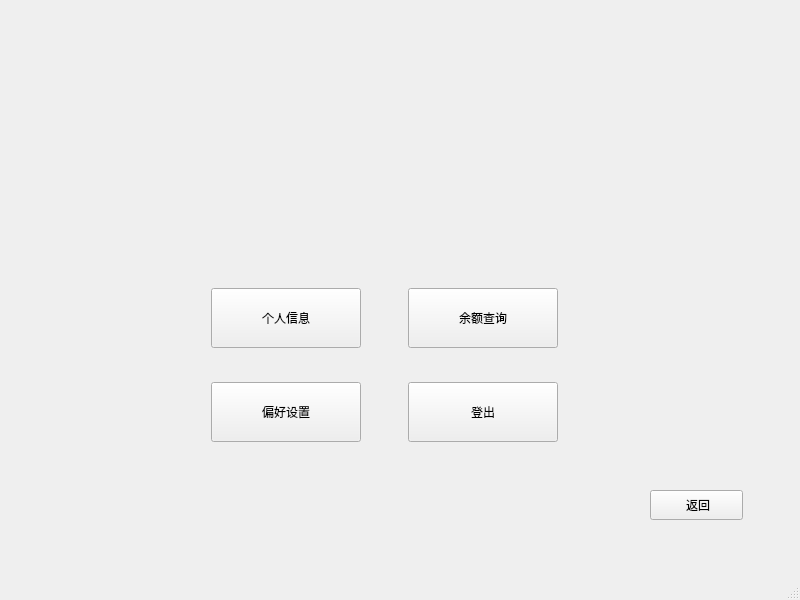
Qt form mainCode/accountcontrol.ui (CarlosDJY/QtBasedGroupWork) before a commit.
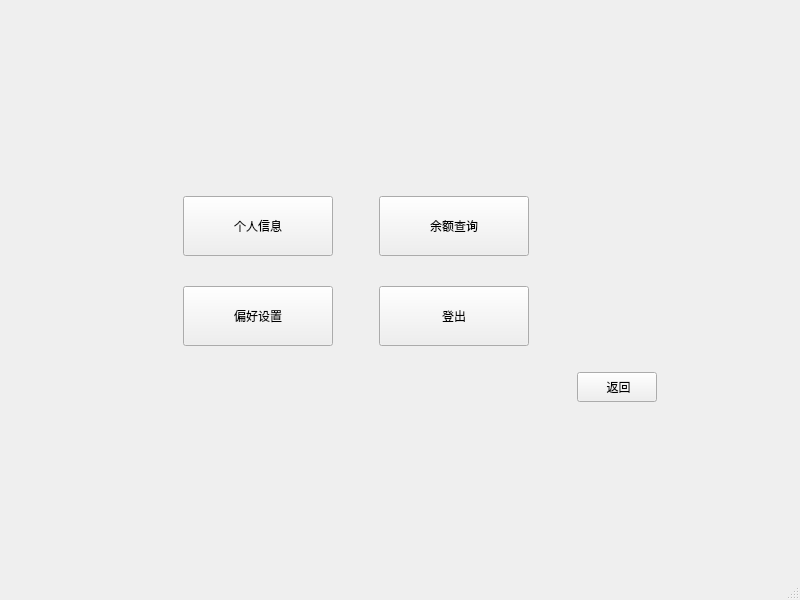
The same form after that commit.

The edit to the form file:
```diff
--- a/mainCode/accountcontrol.ui
+++ b/mainCode/accountcontrol.ui
@@ -14,16 +14,48 @@
    <string>MainWindow</string>
   </property>
   <widget class="QWidget" name="centralwidget">
-   <widget class="QWidget" name="layoutWidget">
-    <property name="geometry">
-     <rect>
-      <x>170</x>
-      <y>260</y>
-      <width>431</width>
-      <height>211</height>
-     </rect>
-    </property>
+   <layout class="QVBoxLayout" name="verticalLayout">
+    <item>
+     <layout class="QGridLayout" name="gridLayout_3">
+      <item row="0" column="1">
+       <spacer name="verticalSpacer">
+        <property name="orientation">
+         <enum>Qt::Vertical</enum>
+        </property>
+        <property name="sizeHint" stdset="0">
+         <size>
+          <width>20</width>
+          <height>40</height>
+         </size>
+        </property>
+       </spacer>
+      </item>
+      <item row="1" column="0">
+       <spacer name="horizontalSpacer_3">
+        <property name="orientation">
+         <enum>Qt::Horizontal</enum>
+        </property>
+        <property name="sizeHint" stdset="0">
+         <size>
+          <width>40</width>
+          <height>20</height>
+         </size>
+        </property>
+       </spacer>
+      </item>
+      <item row="1" column="1">
+       <layout class="QGridLayout" name="gridLayout_2">
+        <item row="0" column="0">
     <layout class="QGridLayout" name="gridLayout">
+          <property name="topMargin">
+           <number>20</number>
+          </property>
+          <property name="bottomMargin">
+           <number>20</number>
+          </property>
+          <property name="verticalSpacing">
+           <number>30</number>
+          </property>
      <item row="0" column="0">
       <widget class="QPushButton" name="AccountButton">
        <property name="minimumSize">
@@ -101,16 +133,35 @@
       </widget>
      </item>
     </layout>
-   </widget>
+        </item>
+        <item row="0" column="1">
+         <spacer name="horizontalSpacer_2">
+          <property name="orientation">
+           <enum>Qt::Horizontal</enum>
+          </property>
+          <property name="sizeHint" stdset="0">
+           <size>
+            <width>40</width>
+            <height>20</height>
+           </size>
+          </property>
+         </spacer>
+        </item>
+        <item row="1" column="0">
+         <spacer name="horizontalSpacer">
+          <property name="orientation">
+           <enum>Qt::Horizontal</enum>
+          </property>
+          <property name="sizeHint" stdset="0">
+           <size>
+            <width>428</width>
+            <height>20</height>
+           </size>
+          </property>
+         </spacer>
+        </item>
+        <item row="1" column="1">
    <widget class="QPushButton" name="BackButton">
-    <property name="geometry">
-     <rect>
-      <x>650</x>
-      <y>490</y>
-      <width>93</width>
-      <height>30</height>
-     </rect>
-    </property>
     <property name="minimumSize">
      <size>
       <width>60</width>
@@ -121,6 +172,38 @@
      <string> 返回</string>
     </property>
    </widget>
+        </item>
+       </layout>
+      </item>
+      <item row="1" column="2">
+       <spacer name="horizontalSpacer_4">
+        <property name="orientation">
+         <enum>Qt::Horizontal</enum>
+        </property>
+        <property name="sizeHint" stdset="0">
+         <size>
+          <width>40</width>
+          <height>20</height>
+         </size>
+        </property>
+       </spacer>
+      </item>
+      <item row="2" column="1">
+       <spacer name="verticalSpacer_2">
+        <property name="orientation">
+         <enum>Qt::Vertical</enum>
+        </property>
+        <property name="sizeHint" stdset="0">
+         <size>
+          <width>20</width>
+          <height>40</height>
+         </size>
+        </property>
+       </spacer>
+      </item>
+     </layout>
+    </item>
+   </layout>
   </widget>
   <widget class="QMenuBar" name="menubar">
    <property name="geometry">
```
Lines whose indentation alone changed are shown as unchanged.
